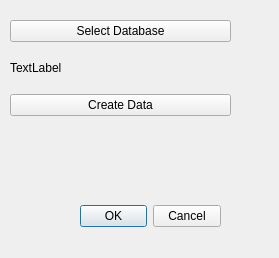
This is neurolabi/gui/dvidoperatedialog.ui in janelia-flyem/NeuTu as Qt 5 draws it before an edit. The edited form follows.
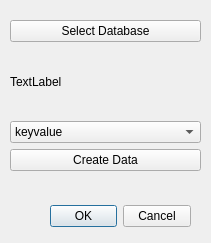
This is the edited form.

The edit to the form file:
```diff
--- a/neurolabi/gui/dvidoperatedialog.ui
+++ b/neurolabi/gui/dvidoperatedialog.ui
@@ -6,8 +6,8 @@
    <rect>
     <x>0</x>
     <y>0</y>
-    <width>279</width>
-    <height>258</height>
+    <width>211</width>
+    <height>243</height>
    </rect>
   </property>
   <property name="windowTitle">
@@ -16,7 +16,7 @@
   <widget class="QDialogButtonBox" name="buttonBox">
    <property name="geometry">
     <rect>
-     <x>80</x>
+     <x>50</x>
      <y>200</y>
      <width>141</width>
      <height>32</height>
@@ -34,8 +34,8 @@
     <rect>
      <x>10</x>
      <y>20</y>
-     <width>221</width>
-     <height>96</height>
+     <width>191</width>
+     <height>151</height>
     </rect>
    </property>
    <layout class="QVBoxLayout" name="verticalLayout">
@@ -53,6 +53,20 @@
       </property>
      </widget>
     </item>
+    <item>
+     <widget class="QComboBox" name="typeComboBox">
+      <item>
+       <property name="text">
+        <string>keyvalue</string>
+       </property>
+      </item>
+      <item>
+       <property name="text">
+        <string>roi</string>
+       </property>
+      </item>
+     </widget>
+    </item>
     <item>
      <widget class="QPushButton" name="creatDataPushButton">
       <property name="text">
```
